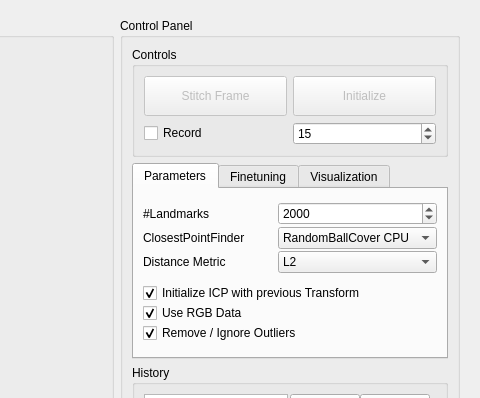
First picture: the form in master/seminar/StitchingWidget.ui, repository anygo/uniprojectsdn, before the edit; both pictures show x 499 to 979 and y 0 to 398 of the 979 by 691 pixel window.
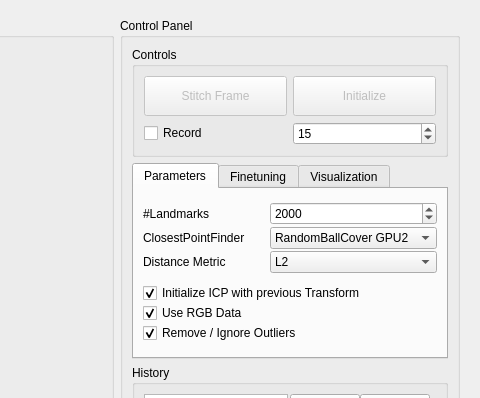
Second picture: the form after the edit. Custom widgets are drawn as their Qt base class.

```diff
--- a/master/seminar/StitchingWidget.ui
+++ b/master/seminar/StitchingWidget.ui
@@ -208,7 +208,7 @@
                   </size>
                  </property>
                  <property name="currentIndex">
-                  <number>3</number>
+                  <number>5</number>
                  </property>
                  <item>
                   <property name="text">
@@ -235,6 +235,11 @@
                    <string>RandomBallCover GPU</string>
                   </property>
                  </item>
+                 <item>
+                  <property name="text">
+                   <string>RandomBallCover GPU2</string>
+                  </property>
+                 </item>
                 </widget>
                </item>
                <item row="2" column="0">
```
